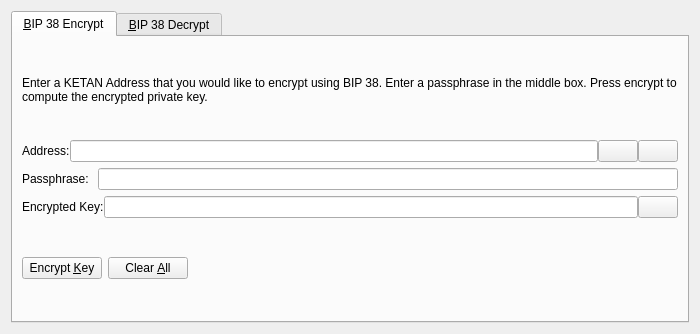
Before: the Qt Designer form src/qt/forms/bip38tooldialog.ui in wmcorless/kema, drawn with Qt 5.
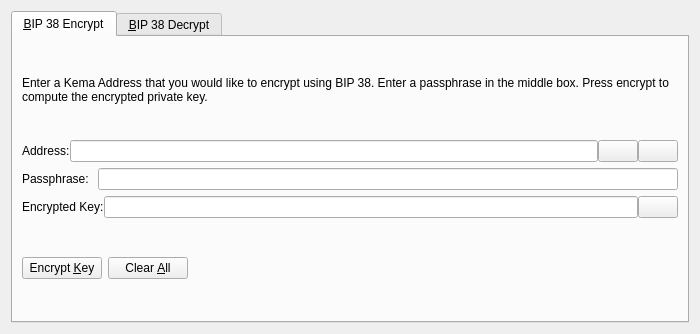
After: the same form once the commit is applied. The open tabs and pages were chosen to show the change. Icons and pictures are not drawn. Custom widgets are drawn as their Qt base class.

The edit to the form file:
```diff
--- a/src/qt/forms/bip38tooldialog.ui
+++ b/src/qt/forms/bip38tooldialog.ui
@@ -30,7 +30,7 @@
        <item>
         <widget class="QLabel" name="infoLabel_ENC">
          <property name="text">
-          <string>Enter a KETAN Address that you would like to encrypt using BIP 38. Enter a passphrase in the middle box. Press encrypt to compute the encrypted private key.</string>
+          <string>Enter a Kema Address that you would like to encrypt using BIP 38. Enter a passphrase in the middle box. Press encrypt to compute the encrypted private key.</string>
          </property>
          <property name="textFormat">
           <enum>Qt::PlainText</enum>
```
Left out of the diff: 24 changed lines with no effect on the pictures.
